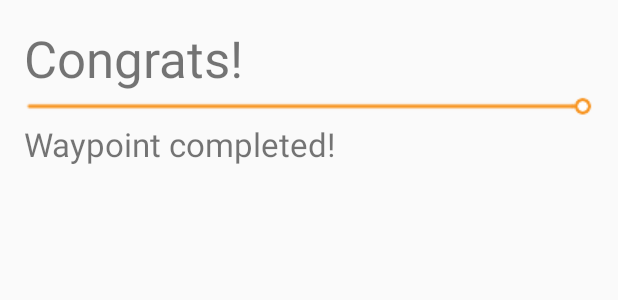
After one commit to nazywam/FindMe, an Android app: the layout activity_waypoint_found.xml on its own in the app's theme, with its tools: preview values and no code run, on a phone screen of 412 x 824 dp. The commit adds this screen. Shown: the top 300 px of the screen. Run offline under Robolectric (Android 15) with nearby library versions, the phone set to English and light mode, and no system bars.

Commit message:
waypoint dialog

```diff
--- a/app/src/main/AndroidManifest.xml
+++ b/app/src/main/AndroidManifest.xml
@@ -32,8 +32,7 @@
         <activity
             android:name=".MapsActivity"
             android:label="@string/title_activity_maps"
-            android:screenOrientation="portrait">
-        </activity>
+            android:screenOrientation="portrait"/>
         <activity android:name=".SlideshowActivity">
             <intent-filter>
                 <action android:name="android.intent.action.MAIN" />
@@ -41,6 +40,8 @@
                 <category android:name="android.intent.category.LAUNCHER" />
             </intent-filter>
         </activity>
+        <activity android:name=".WaypointFoundActivity"
+            android:theme="@style/Theme.AppCompat.Light.Dialog.Alert"/>
     </application>
 
 </manifest>
--- /dev/null
+++ b/app/src/main/res/layout/activity_waypoint_found.xml
@@ -0,0 +1,26 @@
+<?xml version="1.0" encoding="utf-8"?>
+<LinearLayout xmlns:android="http://schemas.android.com/apk/res/android"
+    xmlns:tools="http://schemas.android.com/tools"
+    android:layout_width="match_parent"
+    android:layout_height="match_parent"
+    android:paddingBottom="@dimen/activity_vertical_margin"
+    android:paddingLeft="@dimen/activity_horizontal_margin"
+    android:paddingRight="@dimen/activity_horizontal_margin"
+    android:paddingTop="@dimen/activity_vertical_margin"
+    tools:context="findme.findme.WaypointFoundActivity"
+    android:orientation="vertical">
+    <TextView
+        android:layout_width="match_parent"
+        android:layout_height="wrap_content"
+        android:text="@string/waypoint_completed_title"
+        android:textSize="34sp" />
+
+    <ImageView style="@style/Divider" />
+
+    <TextView
+        android:layout_width="match_parent"
+        android:layout_height="wrap_content"
+        android:text="@string/waypoint_completed_message"
+        android:textSize="22sp" />
+
+</LinearLayout>
```
Also changed, not shown: app/src/main/java/findme/findme/NavigationFragment.java (+6 -4 lines), app/src/main/java/findme/findme/WaypointFoundActivity.java (added, +15 -0 lines).
